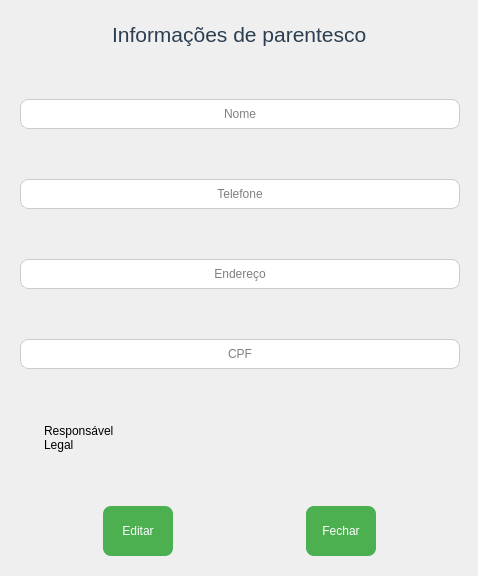
Before: the Qt Designer form App/view/ui/parentInfo.ui in Caiquef80/Gerenciamento-Escolar, drawn with Qt 5.
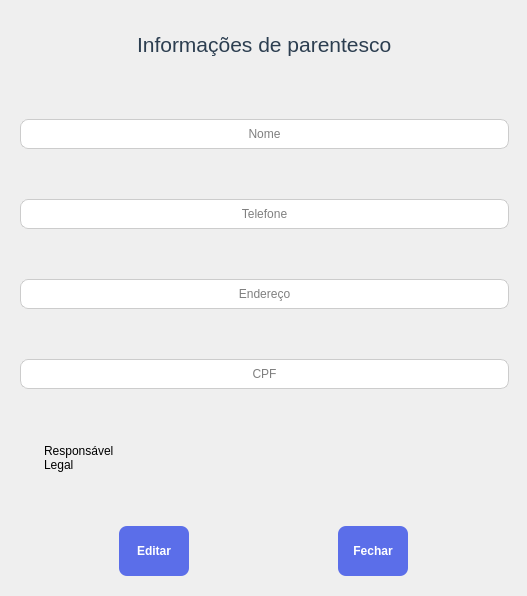
After: the same form once the commit is applied. Icons and pictures are not drawn.

What changed in the file:
```diff
--- a/App/view/ui/parentInfo.ui
+++ b/App/view/ui/parentInfo.ui
@@ -6,8 +6,8 @@
    <rect>
     <x>0</x>
     <y>0</y>
-    <width>478</width>
-    <height>576</height>
+    <width>527</width>
+    <height>596</height>
    </rect>
   </property>
   <property name="windowTitle">
@@ -41,20 +41,19 @@
     background: transparent;
 }
 QPushButton {
-    background-color: #4CAF50;
+	font: bold;
+    background-color: #5B6EE9;
     color: white;
     border-radius: 8px;
     padding: 6px 12px;
 }
-
 QPushButton:hover {
     background-color: #45a049;
 }
 
 QPushButton:pressed {
-    background-color: #3d8b40;
-}
-</string>
+    background-color: #3f50c7;  
+}</string>
   </property>
   <layout class="QGridLayout" name="gridLayout">
    <property name="rightMargin">
```
Left out of the diff: 4 changed lines with no effect on the pictures.
